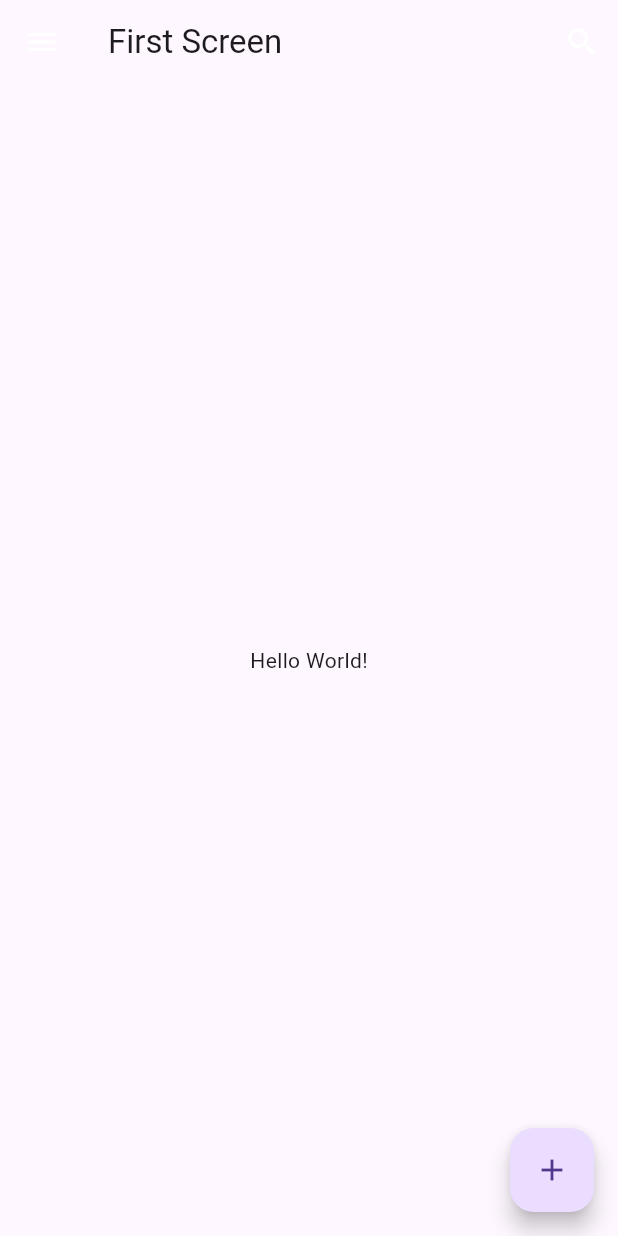
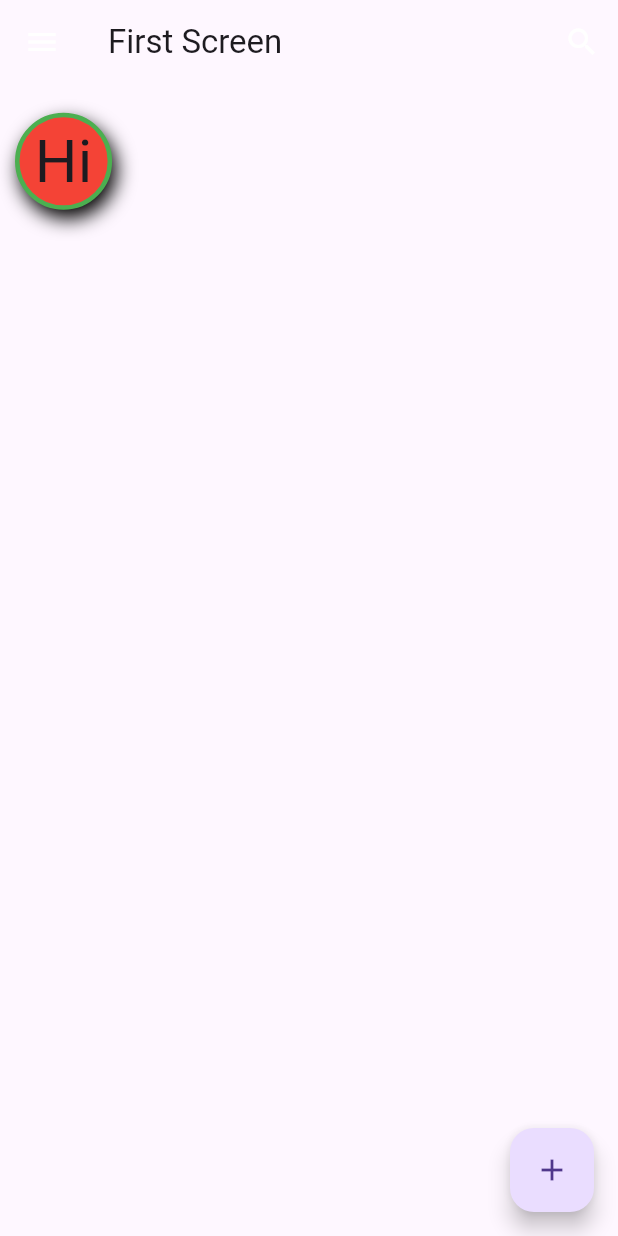
Before and after one commit to Fajri009/Dicoding-BMAFUP, a Flutter app: the screen it shows after launch, on a phone screen of 412 x 824 dp. Run offline on Flutter 3.47's test engine with Material 3 defaults, Android fonts, the phone set to English and light mode, and no system bars.

Commit message:
Container

```diff
--- a/lib/main.dart
+++ b/lib/main.dart
@@ -5,9 +5,7 @@
 }
 
 class MyApp extends StatelessWidget {
-  const MyApp({
-    super.key
-  });
+  const MyApp({super.key});
 
   @override
   Widget build(BuildContext context) {
@@ -106,9 +104,10 @@
           onPressed: () {}
         ),
       ),
-      body: const Center(
-        child: Text("Hello World!"),
-      ),
+      body: const Contain(),
+        // const Center(
+        //   child: Text("Hello World!"),
+        // ),
       // Floating Action Button (FAB)
       floatingActionButton: FloatingActionButton(
         child: const Icon(Icons.add),
@@ -117,3 +116,39 @@
     );
   }
 }
+
+// Contoh Container
+class Contain extends StatelessWidget {
+  const Contain({super.key});
+
+  @override
+  Widget build(BuildContext context) {
+    return Container(
+      decoration: BoxDecoration(
+        color: Colors.red,
+        shape: BoxShape.circle,
+        border: Border.all(
+          color: Colors.green,
+          width: 3
+        ),
+        // borderRadius: BorderRadius.circular(10),
+        boxShadow: const [
+          BoxShadow(
+            color: Colors.black,
+            offset: Offset(3, 6),
+            blurRadius: 10
+          )
+        ]
+      ),
+      // color: Colors.red,
+      // width: 200,
+      // height: 100,
+      padding: const EdgeInsets.all(10),
+      margin: const EdgeInsets.all(10),
+      child: const Text(
+        "Hi",
+        style: TextStyle(fontSize: 40),
+      ),
+    );
+  }
+}
```
